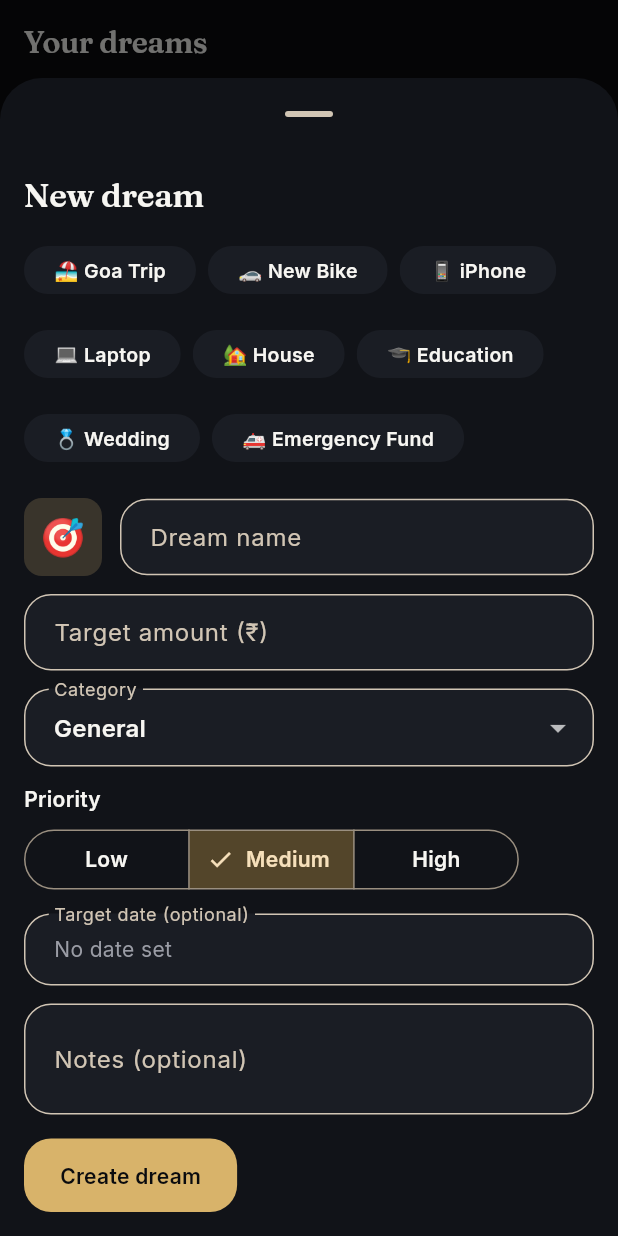
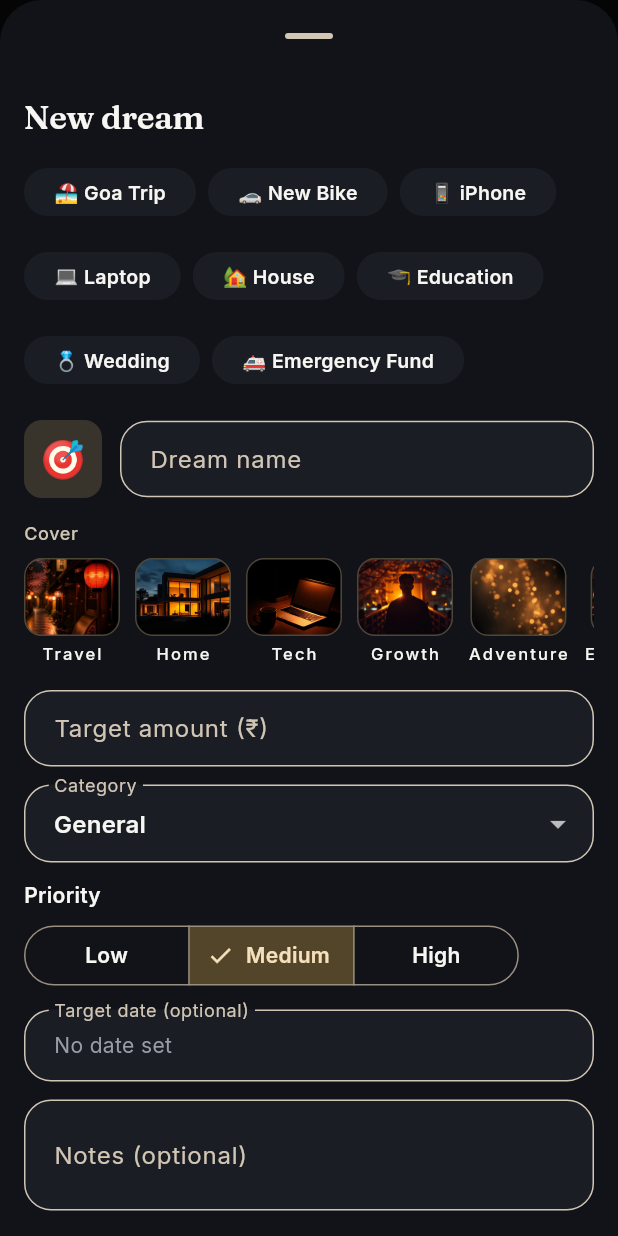
Before and after one commit to baseer-ind/spendzero, a Flutter app: the GoalsScreen screen opened by its route, after a tap on "Create your first dream", on a phone screen of 412 x 824 dp. Run offline on Flutter 3.47's test engine with Material 3 defaults, Android fonts, the phone set to English and light mode, and no system bars; our stand-ins replace flutter_riverpod, go_router, shared_preferences; accounts and stored records are empty.

Commit message:
Dream cover photos: let users pick a real image per dream
Closes most of the visual-quality gap vs the web app. The Flutter app
bundled no photography and painted procedural gradients for every dream
card, which read as empty/low-quality next to the web version's real
photos. Root cause: real user dreams (e.g. 'Laptop') have no matching
stock photo, so the app fell back to a computed atmosphere.

Fix (chosen approach: user picks a cover):
- Bundle a curated set of 6 stock cover photos (travel/home/tech/growth/
  adventure/experience) under assets/images/covers/, declared in pubspec.
- New DreamCover widget resolves a goal's imageSeed: 'asset:<key>' -> a
  bundled photo, 'file:<path>' -> a gallery photo (wired for the next
  step), else the existing procedural DreamAtmosphere fallback. Photos get
  a bottom scrim so overlaid title/amount text stays legible.
- create_goal_sheet: a horizontal cover picker (thumbnail strip); the
  choice is stored on the goal's imageSeed, which the model, copyWith, and
  the local repository already supported end to end.
- home_screen hero + dream cards now render DreamCover instead of
  DreamAtmosphere directly.

Bundled covers only in this pass (pure assets, no new plugins/permissions,
CI-verifiable). Gallery upload is the planned follow-up — it needs a
native photo-picker plugin + a photos permission that also affects the
Play data-safety declaration, so it gets its own beat.

Balance/lint checked locally; Flutter analyze/test + APK build run in CI.

```diff
--- a/spendzero/mobile/lib/features/goals/presentation/create_goal_sheet.dart
+++ b/spendzero/mobile/lib/features/goals/presentation/create_goal_sheet.dart
@@ -3,6 +3,7 @@ import 'package:flutter_riverpod/flutter_riverpod.dart';
 
 import '../../../core/models/goal.dart';
 import '../../../core/providers/providers.dart';
+import '../../../design_system/components/dream_cover.dart';
 
 const _presetGoals = <(String, String)>[
   ('🏖', 'Goa Trip'),
@@ -53,6 +54,7 @@ class _CreateGoalSheetState extends ConsumerState<_CreateGoalSheet> {
   late String _category = widget.editing?.category ?? 'General';
   late GoalPriority _priority = widget.editing?.priority ?? GoalPriority.medium;
   late DateTime? _targetDate = widget.editing?.targetDate;
+  late String? _coverRef = widget.editing?.imageSeed;
   bool _isSaving = false;
   String? _error;
 
@@ -106,6 +108,7 @@ class _CreateGoalSheetState extends ConsumerState<_CreateGoalSheet> {
           notes: _notesController.text.trim(),
           category: _category,
           priority: _priority,
+          imageSeed: _coverRef,
         ));
       } else {
         await repo.createGoal(
@@ -116,6 +119,7 @@ class _CreateGoalSheetState extends ConsumerState<_CreateGoalSheet> {
           notes: _notesController.text.trim(),
           category: _category,
           priority: _priority,
+          imageSeed: _coverRef,
         );
       }
       ref.invalidate(goalsProvider);
@@ -173,6 +177,55 @@ class _CreateGoalSheetState extends ConsumerState<_CreateGoalSheet> {
                   ),
                 ),
               ],
+            ),
+            const SizedBox(height: 16),
+            Text(
+              'Cover',
+              style: Theme.of(context).textTheme.labelMedium?.copyWith(
+                    color: Theme.of(context).colorScheme.onSurfaceVariant,
+                    letterSpacing: 0.4,
+                  ),
+            ),
+            const SizedBox(height: 8),
+            SizedBox(
+              height: 76,
+              child: ListView.separated(
+                scrollDirection: Axis.horizontal,
+                itemCount: dreamCoverOptions.length,
+                separatorBuilder: (_, __) => const SizedBox(width: 10),
+                itemBuilder: (context, i) {
+                  final opt = dreamCoverOptions[i];
+                  final ref = 'asset:${opt.key}';
+                  final selected = _coverRef == ref;
+                  return GestureDetector(
+                    onTap: () => setState(() => _coverRef = selected ? null : ref),
+                    child: Column(
+                      mainAxisSize: MainAxisSize.min,
+                      children: [
+                        Container(
+                          width: 64,
+                          height: 52,
+                          decoration: BoxDecoration(
+                            borderRadius: BorderRadius.circular(12),
+                            border: Border.all(
+                              color: selected
+                                  ? Theme.of(context).colorScheme.primary
+                                  : Theme.of(context).colorScheme.outlineVariant,
+                              width: selected ? 2 : 1,
+                            ),
+                            image: DecorationImage(
+                              image: AssetImage(opt.asset),
+                              fit: BoxFit.cover,
+                            ),
+                          ),
+                        ),
+                        const SizedBox(height: 4),
+                        Text(opt.label, style: Theme.of(context).textTheme.labelSmall),
+                      ],
+                    ),
+                  );
+                },
+              ),
             ),
             const SizedBox(height: 12),
             TextField(
--- a/spendzero/mobile/lib/features/home/presentation/home_screen.dart
+++ b/spendzero/mobile/lib/features/home/presentation/home_screen.dart
@@ -9,7 +9,7 @@ import '../../../core/models/goal.dart';
 import '../../../core/providers/providers.dart';
 import '../../../core/utils/money.dart';
 import '../../../design_system/colors.dart';
-import '../../../design_system/components/dream_atmosphere.dart';
+import '../../../design_system/components/dream_cover.dart';
 import '../../../design_system/components/dream_card.dart';
 import '../../../design_system/components/falling_petals.dart';
 import '../../../design_system/components/premium_progress_ring.dart';
@@ -255,7 +255,7 @@ class _HeroDream extends StatelessWidget {
         child: Stack(
           fit: StackFit.expand,
           children: [
-            DreamAtmosphere(seed: dream?.title ?? 'future'),
+            DreamCover(imageRef: dream?.imageSeed, fallbackSeed: dream?.title ?? 'future'),
             const Positioned.fill(child: FallingPetals()),
             const DecoratedBox(
               decoration: BoxDecoration(
@@ -414,7 +414,7 @@ class _CollectionRow extends StatelessWidget {
               }
               final dream = goals[index];
               return DSDreamCard(
-                background: DreamAtmosphere(seed: dream.title),
+                background: DreamCover(imageRef: dream.imageSeed, fallbackSeed: dream.title),
                 tag: dream.category,
                 title: dream.title,
                 amount: formatPaise(dream.targetPaise - dream.savedPaise),
--- a/spendzero/mobile/pubspec.yaml
+++ b/spendzero/mobile/pubspec.yaml
@@ -22,6 +22,8 @@ dev_dependencies:
 
 flutter:
   uses-material-design: true
+  assets:
+    - assets/images/covers/
   fonts:
     - family: Inter
       fonts:
```
Also changed, not shown: spendzero/mobile/lib/design_system/components/dream_cover.dart (added, +85 -0 lines), spendzero/mobile/assets/images/covers/adventure.jpg (added), spendzero/mobile/assets/images/covers/experience.jpg (added), spendzero/mobile/assets/images/covers/growth.jpg (added), spendzero/mobile/assets/images/covers/home.jpg (added), spendzero/mobile/assets/images/covers/tech.jpg (added), spendzero/mobile/assets/images/covers/travel.jpg (added).
